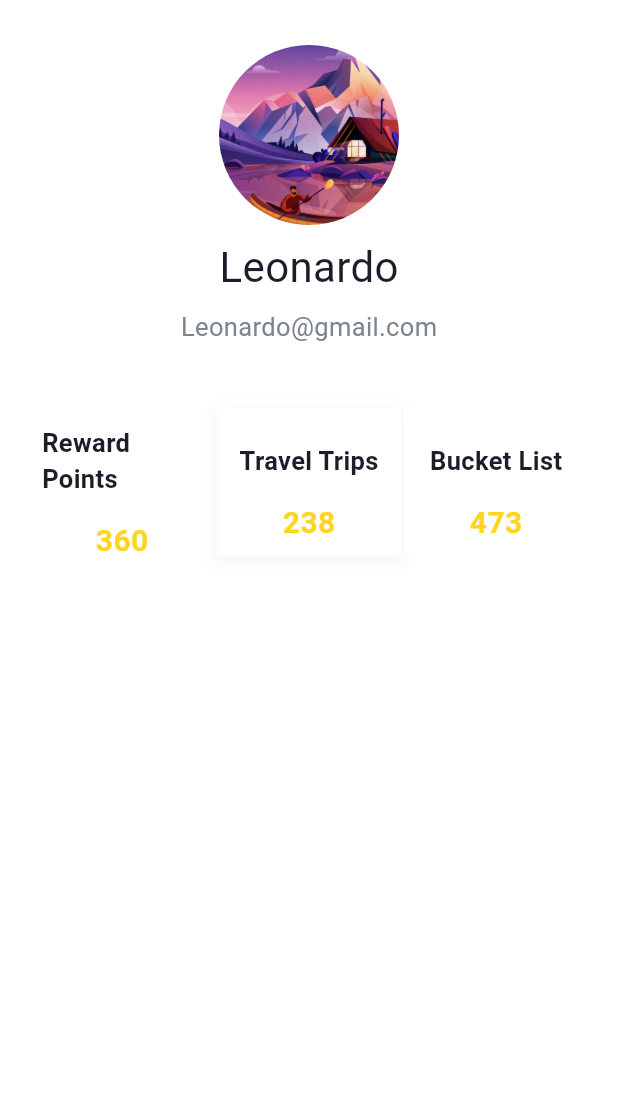
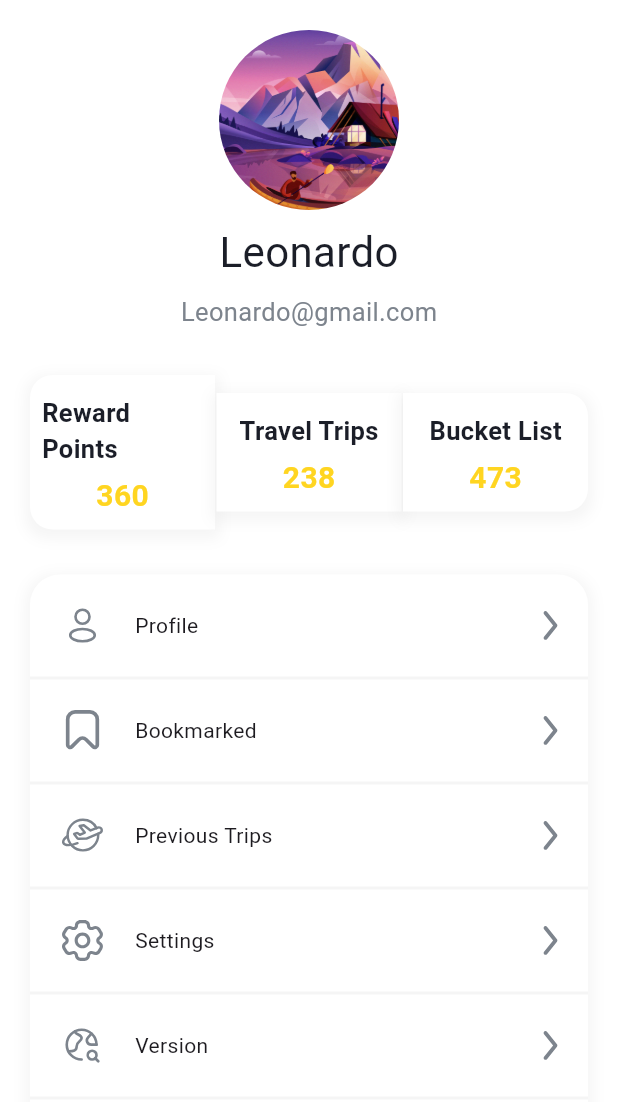
Before and after one commit to Duonganhdu2002/Travel-Flanning-Chat-FE-Flutter, a Flutter app: the ProfileUser screen opened directly, on a phone screen of 412 x 824 dp. Shown: the top 1102 px of the screen. Run offline on Flutter 3.47's test engine with Material 3 defaults, Android fonts, the phone set to English and light mode, and no system bars; our stand-ins replace flutter_svg, google_fonts, snippet_coder_utils; missing offline and left inert: api_cache_manager.

Commit message:
Adding code

```diff
--- a/lib/components/profile.dart
+++ b/lib/components/profile.dart
@@ -1,4 +1,5 @@
 import 'package:flutter/material.dart';
+import 'package:flutter_svg/flutter_svg.dart';
 
 class ProfileUser extends StatelessWidget {
   const ProfileUser({super.key});
@@ -14,9 +15,6 @@ class ProfileUser extends StatelessWidget {
             children: [
               Column(
                 children: [
-                  const SizedBox(
-                    height: 10,
-                  ),
                   ClipOval(
                     child: Image.asset(
                       'lib/images/image1.png',
@@ -46,19 +44,27 @@ class ProfileUser extends StatelessWidget {
                     children: [
                       Expanded(
                         child: Container(
-                          decoration: const BoxDecoration(
+                          decoration: BoxDecoration(
                             color: Colors.white,
-                            borderRadius: BorderRadius.only(
+                            borderRadius: const BorderRadius.only(
                               topLeft: Radius.circular(15),
                               bottomLeft: Radius.circular(15),
                             ),
+                            boxShadow: [
+                              BoxShadow(
+                                color: Colors.grey.withOpacity(0.1),
+                                spreadRadius: 3,
+                                blurRadius: 7,
+                                offset: const Offset(0, 3),
+                              )
+                            ],
                           ),
                           child: const Padding(
                             padding: EdgeInsets.all(8.0),
                             child: Column(
                               children: [
                                 Padding(
-                                  padding: EdgeInsets.symmetric(vertical: 15.0),
+                                  padding: EdgeInsets.symmetric(vertical: 5.0),
                                   child: Text(
                                     "Reward Points",
                                     style: TextStyle(
@@ -79,26 +85,26 @@ class ProfileUser extends StatelessWidget {
                           ),
                         ),
                       ),
-                      const SizedBox(width: 2),
+                      const SizedBox(width: 1),
                       Expanded(
                         child: Container(
-                          decoration: const BoxDecoration(
-                              color: Color(0xFFFFFFFF),
-                              boxShadow: [
-                                BoxShadow(
-                                  color: Color(0xFFF7F7F9),
-                                  spreadRadius: 3,
-                                  blurRadius: 7,
-                                  offset: Offset(
-                                      0, 3), // Điều chỉnh vị trí của bóng
-                                )
-                              ]),
+                          decoration: BoxDecoration(
+                            color: const Color(0xFFFFFFFF),
+                            boxShadow: [
+                              BoxShadow(
+                                color: Colors.grey.withOpacity(0.1),
+                                spreadRadius: 3,
+                                blurRadius: 7,
+                                offset: const Offset(0, 3),
+                              )
+                            ],
+                          ),
                           child: const Padding(
                             padding: EdgeInsets.all(8.0),
                             child: Column(
                               children: [
                                 Padding(
-                                  padding: EdgeInsets.symmetric(vertical: 15.0),
+                                  padding: EdgeInsets.symmetric(vertical: 5.0),
                                   child: Text(
                                     "Travel Trips",
                                     style: TextStyle(
@@ -119,22 +125,30 @@ class ProfileUser extends StatelessWidget {
                           ),
                         ),
                       ),
-                      const SizedBox(width: 2),
+                      const SizedBox(width: 1),
                       Expanded(
                         child: Container(
-                          decoration: const BoxDecoration(
+                          decoration: BoxDecoration(
                             color: Colors.white,
-                            borderRadius: BorderRadius.only(
+                            borderRadius: const BorderRadius.only(
                               topRight: Radius.circular(15),
                               bottomRight: Radius.circular(15),
                             ),
+                            boxShadow: [
+                              BoxShadow(
+                                color: Colors.grey.withOpacity(0.1),
+                                spreadRadius: 3,
+                                blurRadius: 7,
+                                offset: const Offset(0, 3),
+                              )
+                            ],
                           ),
                           child: const Padding(
                             padding: EdgeInsets.all(8.0),
                             child: Column(
                               children: [
                                 Padding(
-                                  padding: EdgeInsets.symmetric(vertical: 15.0),
+                                  padding: EdgeInsets.symmetric(vertical: 5.0),
                                   child: Text(
                                     "Bucket List",
                                     style: TextStyle(
@@ -159,8 +173,74 @@ class ProfileUser extends StatelessWidget {
                   ),
                 ],
               ),
-              const Column(
-                children: [],
+              const SizedBox(
+                height: 20,
+              ),
+              Expanded(
+                child: Column(
+                  children: [
+                    const SizedBox(
+                      height: 10,
+                    ),
+                    Container(
+                      width: double.infinity,
+                      decoration: BoxDecoration(
+                        borderRadius: BorderRadius.circular(20),
+                        color: const Color(0xFFFFFFFF),
+                        boxShadow: [
+                          BoxShadow(
+                            color: Colors.grey.withOpacity(0.1),
+                            spreadRadius: 3,
+                            blurRadius: 7,
+                            offset: const Offset(0, 3),
+                          )
+                        ],
+                      ),
+                      child: Column(
+                        children: [
+                          itemColumnList(
+                            "lib/images/User.svg",
+                            "Profile",
+                            () {
+                              // Xử lý hành động khi hình ảnh được nhấn vào
+                            },
+                          ),
+                          itemColumnList(
+                            "lib/images/fav_list.svg",
+                            "Bookmarked",
+                            () {
+                              // Xử lý hành động khi hình ảnh được nhấn vào
+                            },
+                          ),
+                          itemColumnList(
+                            "lib/images/plane.svg",
+                            "Previous Trips",
+                            () {
+                              // Xử lý hành động khi hình ảnh được nhấn vào
+                            },
+                          ),
+                          itemColumnList(
+                            "lib/images/setting.svg",
+                            "Settings",
+                            () {
+                              // Xử lý hành động khi hình ảnh được nhấn vào
+                            },
+                          ),
+                          itemColumnList(
+                            "lib/images/world.svg",
+                            "Version",
+                            () {
+                              // Xử lý hành động khi hình ảnh được nhấn vào
+                            },
+                          ),
+                          const SizedBox(
+                            height: 30,
+                          )
+                        ],
+                      ),
+                    )
+                  ],
+                ),
               ),
             ],
           ),
@@ -168,4 +248,57 @@ class ProfileUser extends StatelessWidget {
       ),
     );
   }
+
+  Widget itemColumnList(String iconName, String itemName, Function() onTap) {
+    return Column(
+      children: [
+        Padding(
+          padding: const EdgeInsets.all(20.0),
+          child: Row(
+            mainAxisAlignment: MainAxisAlignment.spaceBetween,
+            children: [
+              Row(
+                children: [
+                  SizedBox(
+                    width: 30,
+                    child: ImageFiltered(
+                      imageFilter: const ColorFilter.mode(
+                          Color(0xFF7D848D), BlendMode.srcATop),
+                      child: SvgPicture.asset(
+                        iconName,
+                        width: 28,
+                        height: 28,
+                      ),
+                    ),
+                  ),
+                  const SizedBox(
+                    width: 20,
+                  ),
+                  Text(itemName),
+                ],
+              ),
+              GestureDetector(
+                onTap: onTap,
+                child: ImageFiltered(
+                  imageFilter: const ColorFilter.mode(
+                      Color(0xFF7D848D), BlendMode.srcATop),
+                  child: SvgPicture.asset(
+                    "lib/images/next.svg",
+                    height: 20,
+                  ),
+                ),
+              ),
+            ],
+          ),
+        ),
+        SizedBox(
+          height: 2,
+          child: Container(
+            width: double.infinity,
+            decoration: BoxDecoration(color: Colors.grey[100]),
+          ),
+        ),
+      ],
+    );
+  }
 }
```
Also changed, not shown: lib/images/next.svg (added), lib/images/plane.svg (added), lib/images/setting.svg (added), lib/images/world.svg (added).
